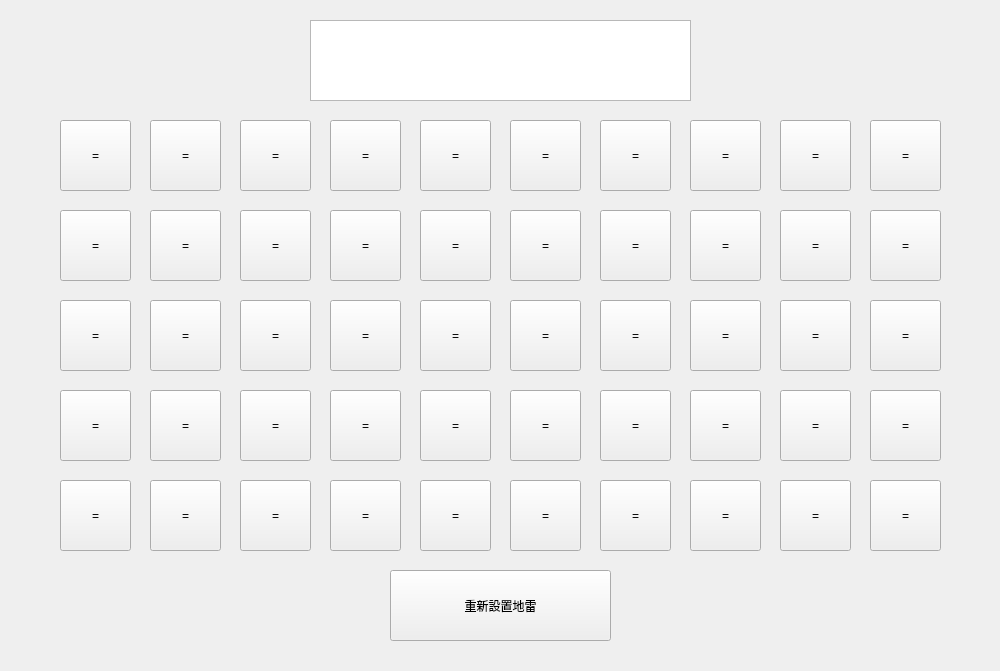
Before: the Qt Designer form Mini-Games/minesweeper.ui in imghe/Mini-Games, drawn with Qt 5.
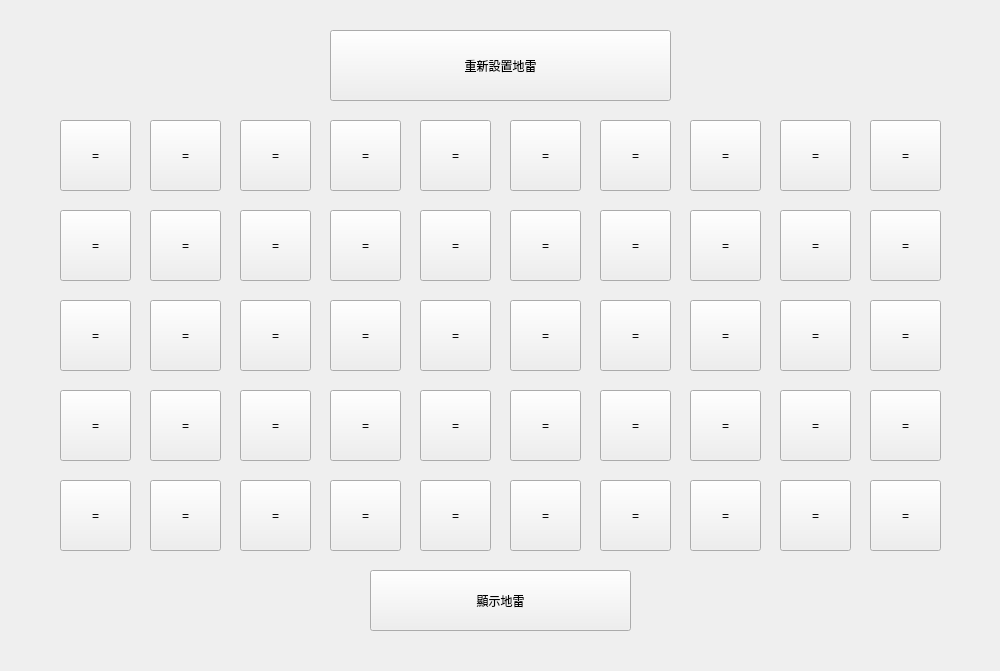
After: the same form once the commit is applied.

Patch:
```diff
--- a/Mini-Games/minesweeper.ui
+++ b/Mini-Games/minesweeper.ui
@@ -666,9 +666,9 @@
   <widget class="QPushButton" name="pushButton">
    <property name="geometry">
     <rect>
-     <x>390</x>
-     <y>570</y>
-     <width>221</width>
+     <x>330</x>
+     <y>30</y>
+     <width>341</width>
      <height>71</height>
     </rect>
    </property>
@@ -676,15 +676,18 @@
     <string>重新設置地雷</string>
    </property>
   </widget>
-  <widget class="QTextBrowser" name="textBrowser">
+  <widget class="QPushButton" name="showMinesButton">
    <property name="geometry">
     <rect>
-     <x>310</x>
-     <y>20</y>
-     <width>381</width>
-     <height>81</height>
+     <x>370</x>
+     <y>570</y>
+     <width>261</width>
+     <height>61</height>
     </rect>
    </property>
+   <property name="text">
+    <string>顯示地雷</string>
+   </property>
   </widget>
  </widget>
  <resources/>
```
